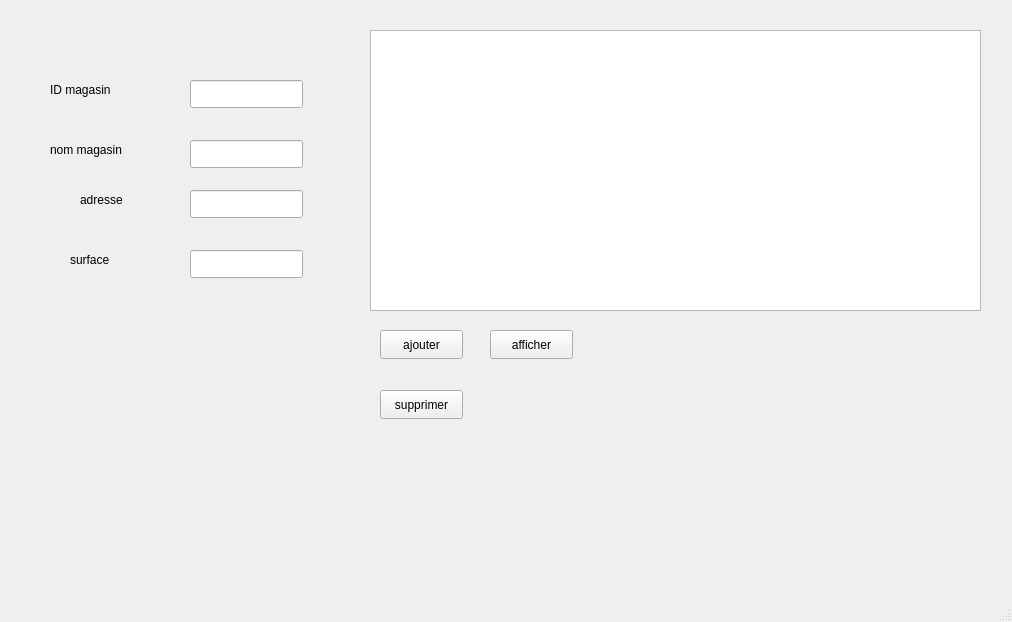
Qt form mainwindow.ui (AshgodK/Magasin) before a commit.
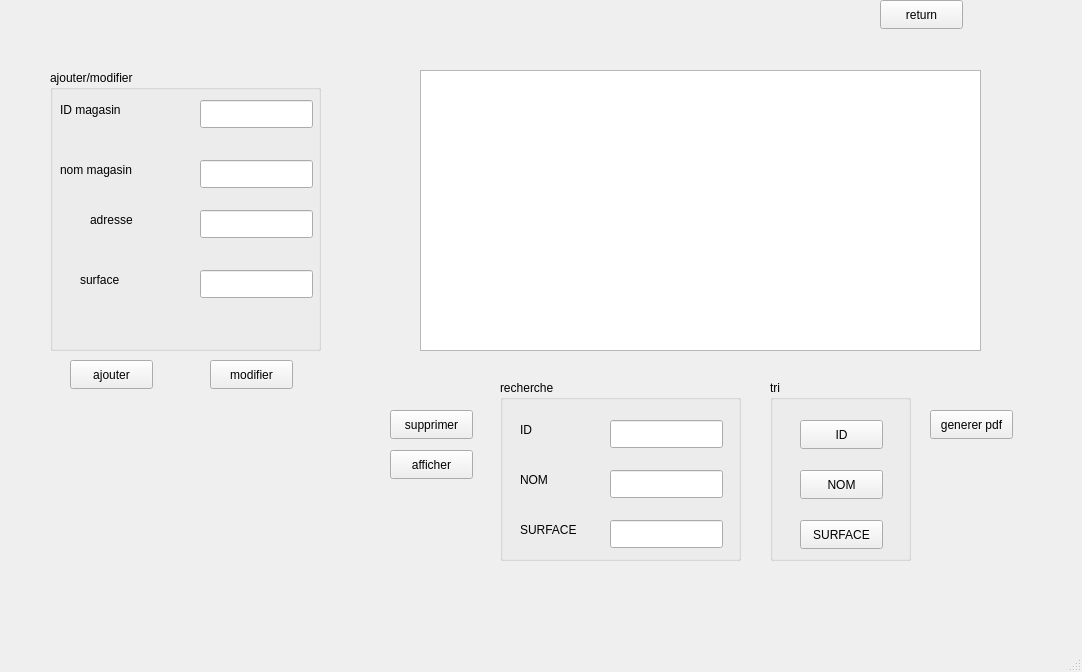
The same form after that commit.

```diff
--- a/mainwindow.ui
+++ b/mainwindow.ui
@@ -6,153 +6,490 @@
    <rect>
     <x>0</x>
     <y>0</y>
-    <width>1012</width>
-    <height>622</height>
+    <width>1082</width>
+    <height>672</height>
    </rect>
   </property>
   <property name="windowTitle">
    <string>MainWindow</string>
   </property>
   <widget class="QWidget" name="centralwidget">
-   <widget class="QPushButton" name="pushButton_e_ajouter">
+   <widget class="QStackedWidget" name="stackedWidget">
     <property name="geometry">
      <rect>
-      <x>380</x>
-      <y>330</y>
-      <width>83</width>
-      <height>29</height>
-     </rect>
-    </property>
-    <property name="text">
-     <string>ajouter</string>
-    </property>
-   </widget>
-   <widget class="QLineEdit" name="lineEdit_id_e">
-    <property name="geometry">
-     <rect>
-      <x>190</x>
-      <y>80</y>
-      <width>113</width>
-      <height>28</height>
-     </rect>
-    </property>
-   </widget>
-   <widget class="QLineEdit" name="lineEdit_nom_e">
-    <property name="geometry">
-     <rect>
-      <x>190</x>
-      <y>140</y>
-      <width>113</width>
-      <height>28</height>
-     </rect>
-    </property>
-   </widget>
-   <widget class="QLineEdit" name="lineEdit_nbv_e">
-    <property name="geometry">
-     <rect>
-      <x>190</x>
-      <y>190</y>
-      <width>113</width>
-      <height>28</height>
-     </rect>
-    </property>
-   </widget>
-   <widget class="QLineEdit" name="lineEdit_spon_e">
-    <property name="geometry">
-     <rect>
-      <x>190</x>
-      <y>250</y>
-      <width>113</width>
-      <height>28</height>
-     </rect>
-    </property>
-   </widget>
-   <widget class="QLabel" name="label">
-    <property name="geometry">
-     <rect>
       <x>50</x>
-      <y>80</y>
-      <width>81</width>
-      <height>20</height>
+      <y>40</y>
+      <width>991</width>
+      <height>531</height>
      </rect>
     </property>
-    <property name="text">
-     <string>ID magasin</string>
+    <property name="currentIndex">
+     <number>1</number>
     </property>
+    <widget class="QWidget" name="page_3">
+     <widget class="QPushButton" name="pushButton_g_m">
+      <property name="geometry">
+       <rect>
+        <x>110</x>
+        <y>130</y>
+        <width>281</width>
+        <height>29</height>
+       </rect>
+      </property>
+      <property name="text">
+       <string>gestion magasin</string>
+      </property>
+     </widget>
+     <widget class="QPushButton" name="pushButton_g_p">
+      <property name="geometry">
+       <rect>
+        <x>450</x>
+        <y>130</y>
+        <width>321</width>
+        <height>29</height>
+       </rect>
+      </property>
+      <property name="text">
+       <string>gestion parking</string>
+      </property>
+     </widget>
+    </widget>
+    <widget class="QWidget" name="page">
+     <widget class="QLineEdit" name="lineEdit_id_e">
+      <property name="geometry">
+       <rect>
+        <x>150</x>
+        <y>60</y>
+        <width>113</width>
+        <height>28</height>
+       </rect>
+      </property>
+     </widget>
+     <widget class="QLabel" name="label_2">
+      <property name="geometry">
+       <rect>
+        <x>10</x>
+        <y>120</y>
+        <width>111</width>
+        <height>20</height>
+       </rect>
+      </property>
+      <property name="text">
+       <string>nom magasin</string>
+      </property>
+     </widget>
+     <widget class="QLineEdit" name="lineEdit_nbv_e">
+      <property name="geometry">
+       <rect>
+        <x>150</x>
+        <y>170</y>
+        <width>113</width>
+        <height>28</height>
+       </rect>
+      </property>
+     </widget>
+     <widget class="QPushButton" name="pushButton_a_m">
+      <property name="geometry">
+       <rect>
+        <x>340</x>
+        <y>410</y>
+        <width>83</width>
+        <height>29</height>
+       </rect>
+      </property>
+      <property name="text">
+       <string>afficher</string>
+      </property>
+     </widget>
+     <widget class="QPushButton" name="pushButton_e_ajouter">
+      <property name="geometry">
+       <rect>
+        <x>20</x>
+        <y>320</y>
+        <width>83</width>
+        <height>29</height>
+       </rect>
+      </property>
+      <property name="text">
+       <string>ajouter</string>
+      </property>
+     </widget>
+     <widget class="QPushButton" name="pushButton_del_m">
+      <property name="geometry">
+       <rect>
+        <x>340</x>
+        <y>370</y>
+        <width>83</width>
+        <height>29</height>
+       </rect>
+      </property>
+      <property name="text">
+       <string>supprimer</string>
+      </property>
+     </widget>
+     <widget class="QLabel" name="label_4">
+      <property name="geometry">
+       <rect>
+        <x>30</x>
+        <y>230</y>
+        <width>63</width>
+        <height>20</height>
+       </rect>
+      </property>
+      <property name="text">
+       <string>surface</string>
+      </property>
+     </widget>
+     <widget class="QLineEdit" name="lineEdit_nom_e">
+      <property name="geometry">
+       <rect>
+        <x>150</x>
+        <y>120</y>
+        <width>113</width>
+        <height>28</height>
+       </rect>
+      </property>
+     </widget>
+     <widget class="QTableView" name="tableView_m">
+      <property name="geometry">
+       <rect>
+        <x>370</x>
+        <y>30</y>
+        <width>561</width>
+        <height>281</height>
+       </rect>
+      </property>
+     </widget>
+     <widget class="QLabel" name="label">
+      <property name="geometry">
+       <rect>
+        <x>10</x>
+        <y>60</y>
+        <width>81</width>
+        <height>20</height>
+       </rect>
+      </property>
+      <property name="text">
+       <string>ID magasin</string>
+      </property>
+     </widget>
+     <widget class="QLabel" name="label_3">
+      <property name="geometry">
+       <rect>
+        <x>40</x>
+        <y>170</y>
+        <width>63</width>
+        <height>20</height>
+       </rect>
+      </property>
+      <property name="text">
+       <string>adresse</string>
+      </property>
+     </widget>
+     <widget class="QLineEdit" name="lineEdit_spon_e">
+      <property name="geometry">
+       <rect>
+        <x>150</x>
+        <y>230</y>
+        <width>113</width>
+        <height>28</height>
+       </rect>
+      </property>
+     </widget>
+     <widget class="QGroupBox" name="groupBox">
+      <property name="geometry">
+       <rect>
+        <x>0</x>
+        <y>30</y>
+        <width>271</width>
+        <height>281</height>
+       </rect>
+      </property>
+      <property name="title">
+       <string>ajouter/modifier</string>
+      </property>
+     </widget>
+     <widget class="QPushButton" name="pushButton_m_m">
+      <property name="geometry">
+       <rect>
+        <x>160</x>
+        <y>320</y>
+        <width>83</width>
+        <height>29</height>
+       </rect>
+      </property>
+      <property name="text">
+       <string>modifier</string>
+      </property>
+     </widget>
+     <widget class="QGroupBox" name="groupBox_2">
+      <property name="geometry">
+       <rect>
+        <x>450</x>
+        <y>340</y>
+        <width>241</width>
+        <height>181</height>
+       </rect>
+      </property>
+      <property name="title">
+       <string>recherche</string>
+      </property>
+      <widget class="QLineEdit" name="lineEdit_sea_id">
+       <property name="geometry">
+        <rect>
+         <x>110</x>
+         <y>40</y>
+         <width>113</width>
+         <height>28</height>
+        </rect>
+       </property>
+      </widget>
+      <widget class="QLineEdit" name="lineEdit_sea_nom">
+       <property name="geometry">
+        <rect>
+         <x>110</x>
+         <y>90</y>
+         <width>113</width>
+         <height>28</height>
+        </rect>
+       </property>
+      </widget>
+      <widget class="QLineEdit" name="lineEdit_sea_sur">
+       <property name="geometry">
+        <rect>
+         <x>110</x>
+         <y>140</y>
+         <width>113</width>
+         <height>28</height>
+        </rect>
+       </property>
+      </widget>
+      <widget class="QLabel" name="label_5">
+       <property name="geometry">
+        <rect>
+         <x>20</x>
+         <y>40</y>
+         <width>63</width>
+         <height>20</height>
+        </rect>
+       </property>
+       <property name="text">
+        <string>ID</string>
+       </property>
+      </widget>
+      <widget class="QLabel" name="label_6">
+       <property name="geometry">
+        <rect>
+         <x>20</x>
+         <y>90</y>
+         <width>63</width>
+         <height>20</height>
+        </rect>
+       </property>
+       <property name="text">
+        <string>NOM</string>
+       </property>
+      </widget>
+      <widget class="QLabel" name="label_7">
+       <property name="geometry">
+        <rect>
+         <x>20</x>
+         <y>140</y>
+         <width>63</width>
+         <height>20</height>
+        </rect>
+       </property>
+       <property name="text">
+        <string>SURFACE</string>
+       </property>
+      </widget>
+     </widget>
+     <widget class="QGroupBox" name="groupBox_3">
+      <property name="geometry">
+       <rect>
+        <x>720</x>
+        <y>340</y>
+        <width>141</width>
+        <height>181</height>
+       </rect>
+      </property>
+      <property name="title">
+       <string>tri</string>
+      </property>
+      <widget class="QPushButton" name="pushButton_2">
+       <property name="geometry">
+        <rect>
+         <x>30</x>
+         <y>40</y>
+         <width>83</width>
+         <height>29</height>
+        </rect>
+       </property>
+       <property name="text">
+        <string>ID</string>
+       </property>
+      </widget>
+      <widget class="QPushButton" name="pushButton_3">
+       <property name="geometry">
+        <rect>
+         <x>30</x>
+         <y>90</y>
+         <width>83</width>
+         <height>29</height>
+        </rect>
+       </property>
+       <property name="text">
+        <string>NOM</string>
+       </property>
+      </widget>
+      <widget class="QPushButton" name="pushButton_4">
+       <property name="geometry">
+        <rect>
+         <x>30</x>
+         <y>140</y>
+         <width>83</width>
+         <height>29</height>
+        </rect>
+       </property>
+       <property name="text">
+        <string>SURFACE</string>
+       </property>
+      </widget>
+     </widget>
+     <widget class="QPushButton" name="pushButton_m_pdf">
+      <property name="geometry">
+       <rect>
+        <x>880</x>
+        <y>370</y>
+        <width>83</width>
+        <height>29</height>
+       </rect>
+      </property>
+      <property name="text">
+       <string>generer pdf</string>
+      </property>
+     </widget>
+     <zorder>groupBox</zorder>
+     <zorder>lineEdit_id_e</zorder>
+     <zorder>label_2</zorder>
+     <zorder>lineEdit_nbv_e</zorder>
+     <zorder>pushButton_a_m</zorder>
+     <zorder>pushButton_e_ajouter</zorder>
+     <zorder>pushButton_del_m</zorder>
+     <zorder>label_4</zorder>
+     <zorder>lineEdit_nom_e</zorder>
+     <zorder>tableView_m</zorder>
+     <zorder>label</zorder>
+     <zorder>label_3</zorder>
+     <zorder>lineEdit_spon_e</zorder>
+     <zorder>pushButton_m_m</zorder>
+     <zorder>groupBox_2</zorder>
+     <zorder>groupBox_3</zorder>
+     <zorder>pushButton_m_pdf</zorder>
+    </widget>
+    <widget class="QWidget" name="page_2">
+     <widget class="QLineEdit" name="lineEdit_p_id">
+      <property name="geometry">
+       <rect>
+        <x>120</x>
+        <y>120</y>
+        <width>113</width>
+        <height>28</height>
+       </rect>
+      </property>
+     </widget>
+     <widget class="QLineEdit" name="lineEdit_p_nom">
+      <property name="geometry">
+       <rect>
+        <x>120</x>
+        <y>170</y>
+        <width>113</width>
+        <height>28</height>
+       </rect>
+      </property>
+     </widget>
+     <widget class="QLineEdit" name="lineEdit_p_nbrp">
+      <property name="geometry">
+       <rect>
+        <x>120</x>
+        <y>230</y>
+        <width>113</width>
+        <height>28</height>
+       </rect>
+      </property>
+     </widget>
+     <widget class="QLineEdit" name="lineEdit_p_idM">
+      <property name="geometry">
+       <rect>
+        <x>120</x>
+        <y>290</y>
+        <width>113</width>
+        <height>28</height>
+       </rect>
+      </property>
+     </widget>
+     <widget class="QTableView" name="tableView_p">
+      <property name="geometry">
+       <rect>
+        <x>280</x>
+        <y>40</y>
+        <width>651</width>
+        <height>301</height>
+       </rect>
+      </property>
+     </widget>
+     <widget class="QPushButton" name="pushButton_p_a">
+      <property name="geometry">
+       <rect>
+        <x>300</x>
+        <y>350</y>
+        <width>83</width>
+        <height>29</height>
+       </rect>
+      </property>
+      <property name="text">
+       <string>ajouter</string>
+      </property>
+     </widget>
+     <widget class="QPushButton" name="pushButton_p_del">
+      <property name="geometry">
+       <rect>
+        <x>300</x>
+        <y>400</y>
+        <width>81</width>
+        <height>29</height>
+       </rect>
+      </property>
+      <property name="text">
+       <string>supprimer</string>
+      </property>
+     </widget>
+     <widget class="QPushButton" name="pushButton_p_aff">
+      <property name="geometry">
+       <rect>
+        <x>300</x>
+        <y>450</y>
+        <width>83</width>
+        <height>29</height>
+       </rect>
+      </property>
+      <property name="text">
+       <string>afficher</string>
+      </property>
+     </widget>
+    </widget>
    </widget>
-   <widget class="QLabel" name="label_2">
+   <widget class="QPushButton" name="pushButton">
     <property name="geometry">
      <rect>
-      <x>50</x>
-      <y>140</y>
-      <width>111</width>
-      <height>20</height>
-     </rect>
-    </property>
-    <property name="text">
-     <string>nom magasin</string>
-    </property>
-   </widget>
-   <widget class="QLabel" name="label_3">
-    <property name="geometry">
-     <rect>
-      <x>80</x>
-      <y>190</y>
-      <width>63</width>
-      <height>20</height>
-     </rect>
-    </property>
-    <property name="text">
-     <string>adresse</string>
-    </property>
-   </widget>
-   <widget class="QLabel" name="label_4">
-    <property name="geometry">
-     <rect>
-      <x>70</x>
-      <y>250</y>
-      <width>63</width>
-      <height>20</height>
-     </rect>
-    </property>
-    <property name="text">
-     <string>surface</string>
-    </property>
-   </widget>
-   <widget class="QTableView" name="tableView_m">
-    <property name="geometry">
-     <rect>
-      <x>370</x>
-      <y>30</y>
-      <width>611</width>
-      <height>281</height>
-     </rect>
-    </property>
-   </widget>
-   <widget class="QPushButton" name="pushButton_a_m">
-    <property name="geometry">
-     <rect>
-      <x>490</x>
-      <y>330</y>
+      <x>880</x>
+      <y>0</y>
       <width>83</width>
       <height>29</height>
      </rect>
     </property>
     <property name="text">
-     <string>afficher</string>
-    </property>
-   </widget>
-   <widget class="QPushButton" name="pushButton_del_m">
-    <property name="geometry">
-     <rect>
-      <x>380</x>
-      <y>390</y>
-      <width>83</width>
-      <height>29</height>
-     </rect>
-    </property>
-    <property name="text">
-     <string>supprimer</string>
+     <string>return</string>
     </property>
    </widget>
   </widget>
```
Left out of the diff: 2 changed lines with no effect on the pictures.
